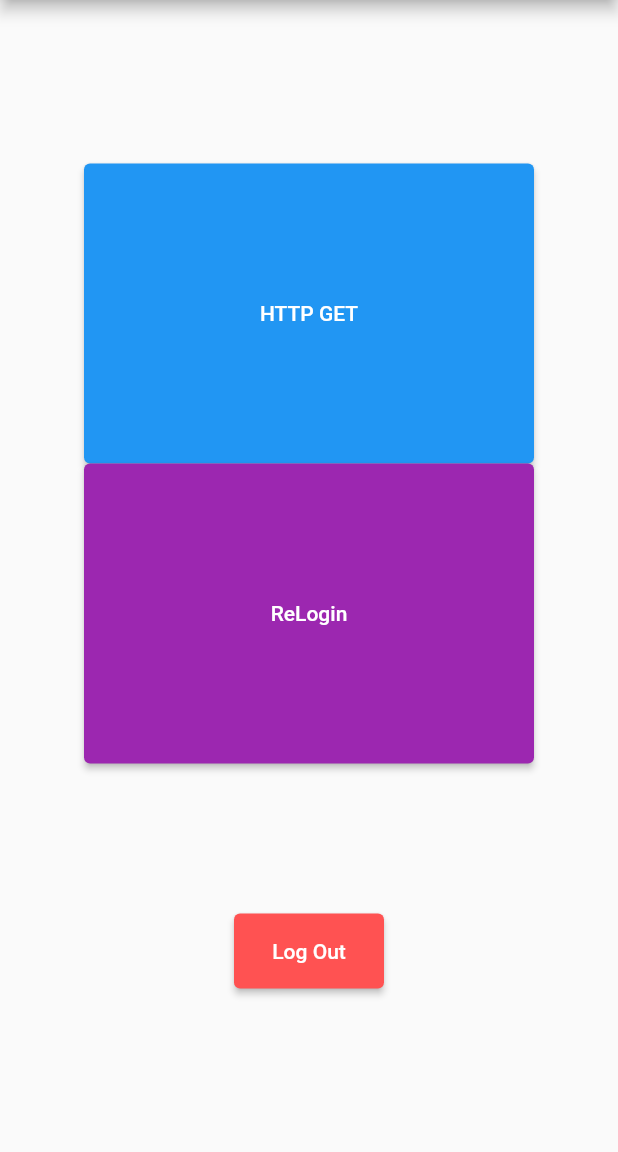
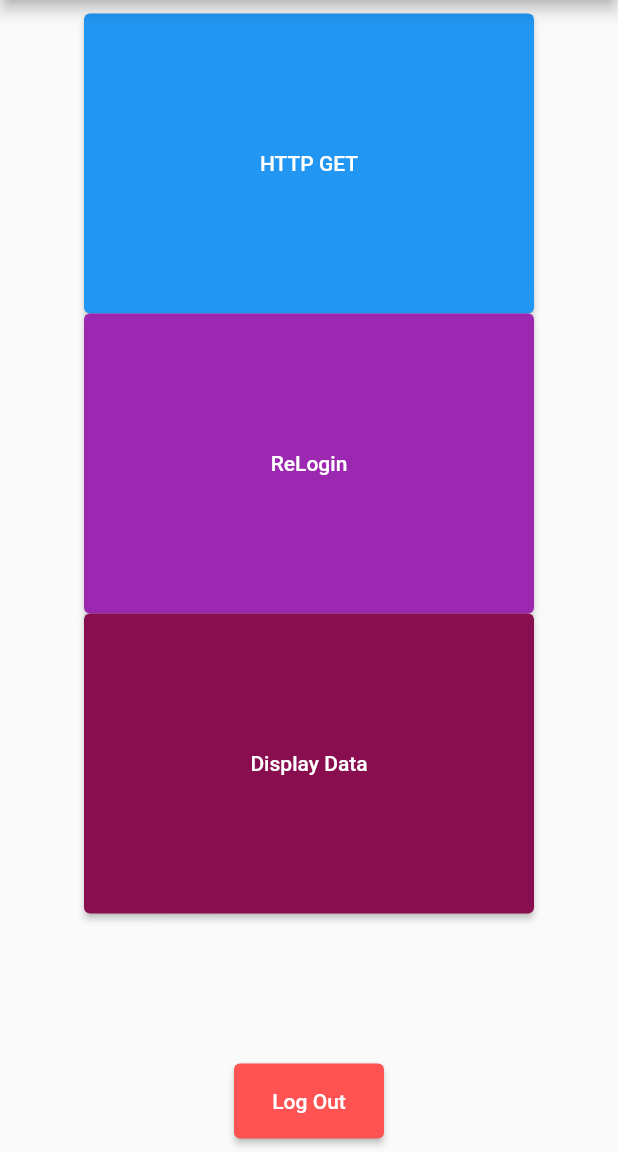
Before and after one commit to DanylB/Activity_Tracker, a Flutter app: the screen it shows once a user with an empty profile is signed in, after a tap on "HTTP GET", on a phone screen of 412 x 824 dp, the part 84-1236 px from its top. Run offline on Flutter 3.47's test engine with Material 2 defaults, Android fonts, the light colour scheme and no system bars; our stand-ins replace firebase_auth, firebase_core, font_awesome_flutter, google_sign_in, shared_preferences; missing offline and left inert: googleapis; accounts and stored records are empty; network calls fail.

Commit message:
Good. processing Response, display data on app screen

```diff
--- a/lib/logic/get_data_from_google_fit.dart
+++ b/lib/logic/get_data_from_google_fit.dart
@@ -26,17 +26,38 @@ class GetDataFromGoogleFit {
               }
             ],
             "bucketByTime": {"durationMillis": 86400000},
-            "startTimeMillis": 1637442000000,
-            "endTimeMillis": 1637505295000
+            "startTimeMillis": 1640358966000,
+            "endTimeMillis": 1640456166000
           },
         ));
-    // var response2 = await http.get(Uri.parse(
-    //     "https://www.googleapis.com/oauth2/v3/tokeninfo?access_token=$_accessToken"));
 
     if (response.statusCode == 200) {
       dev.log(response.body);
     } else {
       dev.log(response.statusCode.toString());
     }
+
+    var steps = GoogleFitData.fromJson(jsonDecode(response.body));
+
+    return steps;
   }
 }
+
+class GoogleFitData {
+  int stepCountFromFit;
+
+  GoogleFitData(
+    this.stepCountFromFit,
+  );
+
+  factory GoogleFitData.fromJson(dynamic json) {
+    return GoogleFitData(
+      json['bucket'][0]['dataset'][0]['point'][0]['value'][0]['intVal'] as int,
+    );
+  }
+
+  @override
+  String toString() {
+    return ' $stepCountFromFit ';
+  }
+}
--- a/lib/logic/google_login.dart
+++ b/lib/logic/google_login.dart
@@ -35,7 +35,7 @@ class GoogleLogin {
       await FirebaseAuth.instance.signInWithCredential(credential);
     } catch (e) {
       // reLogin();
-      print('______________');
+      // print('______________');
     }
 
     /// Save Access Token in Local Storage
--- a/lib/screens/fit_rest_api_test.dart
+++ b/lib/screens/fit_rest_api_test.dart
@@ -10,6 +10,18 @@ class FitRestApiTest extends StatefulWidget {
 }
 
 class _FitRestApiTestState extends State<FitRestApiTest> {
+  final getDataFromGoogleFit = GetDataFromGoogleFit();
+
+  void displayData() async {
+    var a = await getDataFromGoogleFit.printData();
+
+    setState(() {
+      btnText = 'Display Data = ${a.toString()}';
+    });
+  }
+
+  var btnText = 'Display Data';
+
   @override
   Widget build(BuildContext context) {
     final googleLogin = GoogleLogin();
@@ -33,6 +45,15 @@ class _FitRestApiTestState extends State<FitRestApiTest> {
             },
             child: const Text("ReLogin"),
           ),
+          ElevatedButton(
+            style: ElevatedButton.styleFrom(
+                primary: Colors.pink[900], minimumSize: const Size(300, 200)),
+            onPressed: () {
+              // googleLogin.reLogin();
+              displayData();
+            },
+            child: Text(btnText),
+          ),
           const SizedBox(height: 100),
           ElevatedButton(
             style: ElevatedButton.styleFrom(
```
